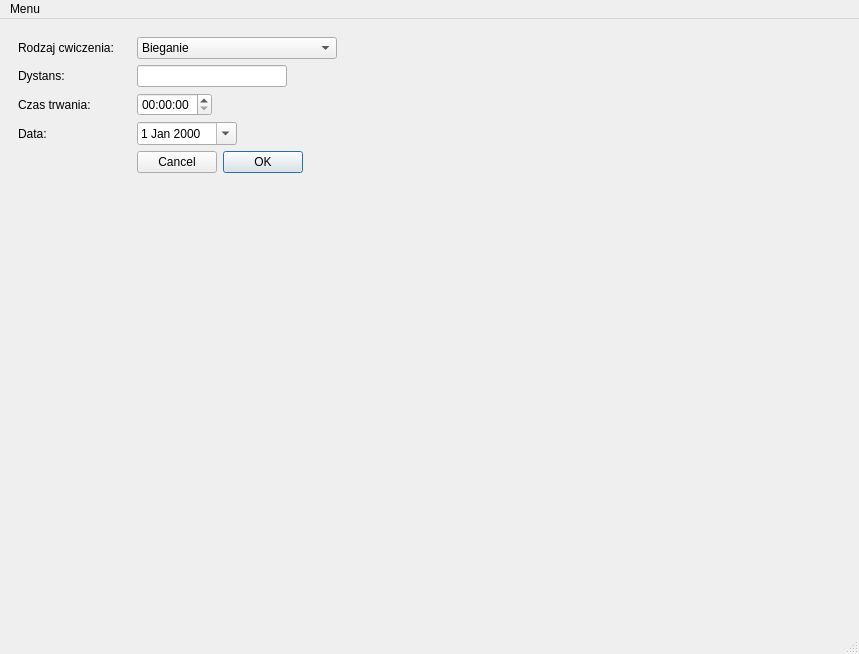
Above: mainwindow.ui from Kukulim/DziennikQt before the change. Below: the same form after it.
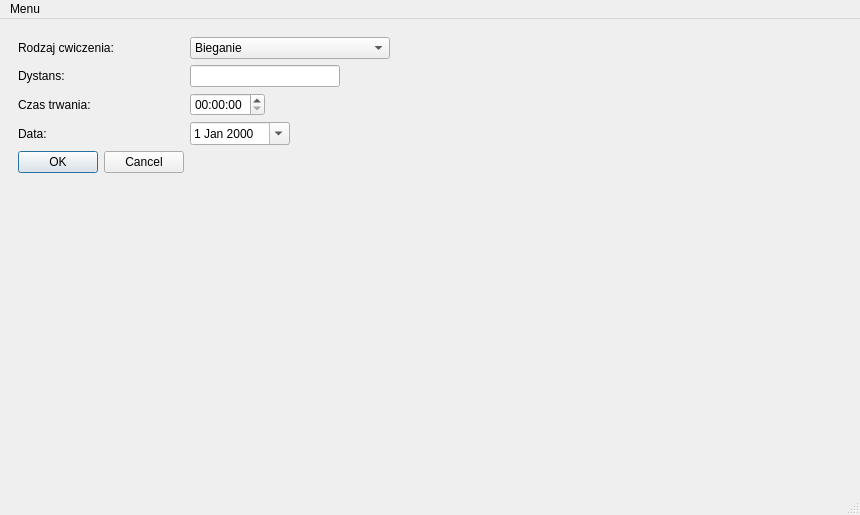
That is the form after the change. The open tabs and pages were chosen to show the change.

Diff of the .ui file:
```diff
--- a/mainwindow.ui
+++ b/mainwindow.ui
@@ -6,8 +6,8 @@
    <rect>
     <x>0</x>
     <y>0</y>
-    <width>859</width>
-    <height>654</height>
+    <width>860</width>
+    <height>515</height>
    </rect>
   </property>
   <property name="windowTitle">
@@ -15,10 +15,10 @@
   </property>
   <widget class="QWidget" name="centralwidget">
    <layout class="QGridLayout" name="gridLayout">
-    <item row="0" column="0">
+    <item row="0" column="1">
      <widget class="QStackedWidget" name="stackedWidget">
       <property name="currentIndex">
-       <number>0</number>
+       <number>2</number>
       </property>
       <widget class="QWidget" name="page">
        <layout class="QGridLayout" name="gridLayout_2">
@@ -2046,7 +2046,11 @@
          </widget>
         </item>
         <item row="0" column="9">
-         <widget class="QDateEdit" name="dataEdit"/>
+         <widget class="QDateEdit" name="dataEdit">
+          <property name="calendarPopup">
+           <bool>true</bool>
+          </property>
+         </widget>
         </item>
         <item row="5" column="4">
          <widget class="QComboBox" name="iloscpowEdit_6">
@@ -2316,7 +2320,7 @@
          </widget>
         </item>
         <item row="0" column="1">
-         <widget class="QComboBox" name="comboBox">
+         <widget class="QComboBox" name="rodzajCardioEdit">
           <property name="maximumSize">
            <size>
             <width>200</width>
@@ -2353,7 +2357,7 @@
          </widget>
         </item>
         <item row="1" column="1">
-         <widget class="QLineEdit" name="lineEdit">
+         <widget class="QLineEdit" name="dystansCardioEdit">
           <property name="maximumSize">
            <size>
             <width>150</width>
@@ -2376,7 +2380,7 @@
          </widget>
         </item>
         <item row="2" column="1">
-         <widget class="QTimeEdit" name="timeEdit">
+         <widget class="QTimeEdit" name="timeCardioEdit">
           <property name="maximumSize">
            <size>
             <width>75</width>
@@ -2385,15 +2389,15 @@
           </property>
          </widget>
         </item>
-        <item row="3" column="0">
+        <item row="4" column="0">
          <widget class="QLabel" name="label_8">
           <property name="text">
            <string>Data:</string>
           </property>
          </widget>
         </item>
-        <item row="3" column="1">
-         <widget class="QDateEdit" name="dateEdit">
+        <item row="4" column="1">
+         <widget class="QDateEdit" name="dataCardioEdit">
           <property name="maximumSize">
            <size>
             <width>100</width>
@@ -2405,10 +2409,22 @@
           </property>
          </widget>
         </item>
-        <item row="4" column="1">
-         <widget class="QDialogButtonBox" name="buttonBox_2">
+        <item row="5" column="0">
+         <widget class="QDialogButtonBox" name="buttonBoxCardio">
+          <property name="minimumSize">
+           <size>
+            <width>0</width>
+            <height>0</height>
+           </size>
+          </property>
+          <property name="contextMenuPolicy">
+           <enum>Qt::DefaultContextMenu</enum>
+          </property>
           <property name="layoutDirection">
-           <enum>Qt::RightToLeft</enum>
+           <enum>Qt::LeftToRight</enum>
+          </property>
+          <property name="orientation">
+           <enum>Qt::Horizontal</enum>
           </property>
           <property name="standardButtons">
            <set>QDialogButtonBox::Cancel|QDialogButtonBox::Ok</set>
@@ -2426,7 +2442,7 @@
     <rect>
      <x>0</x>
      <y>0</y>
-     <width>859</width>
+     <width>860</width>
      <height>20</height>
     </rect>
    </property>
```
